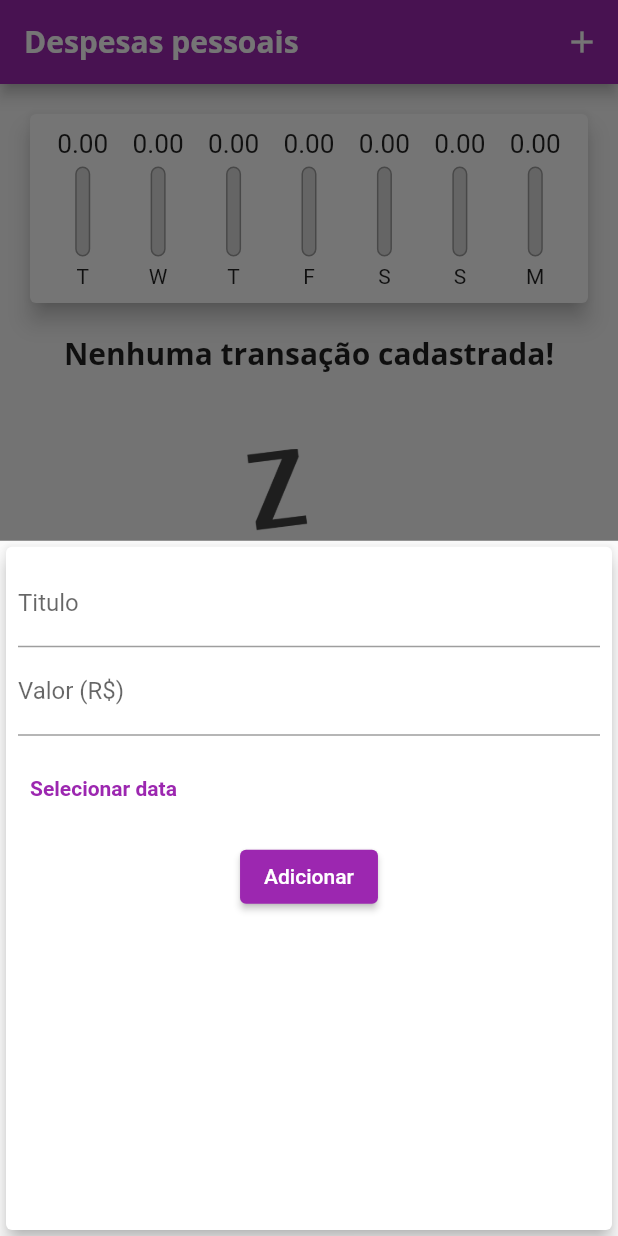
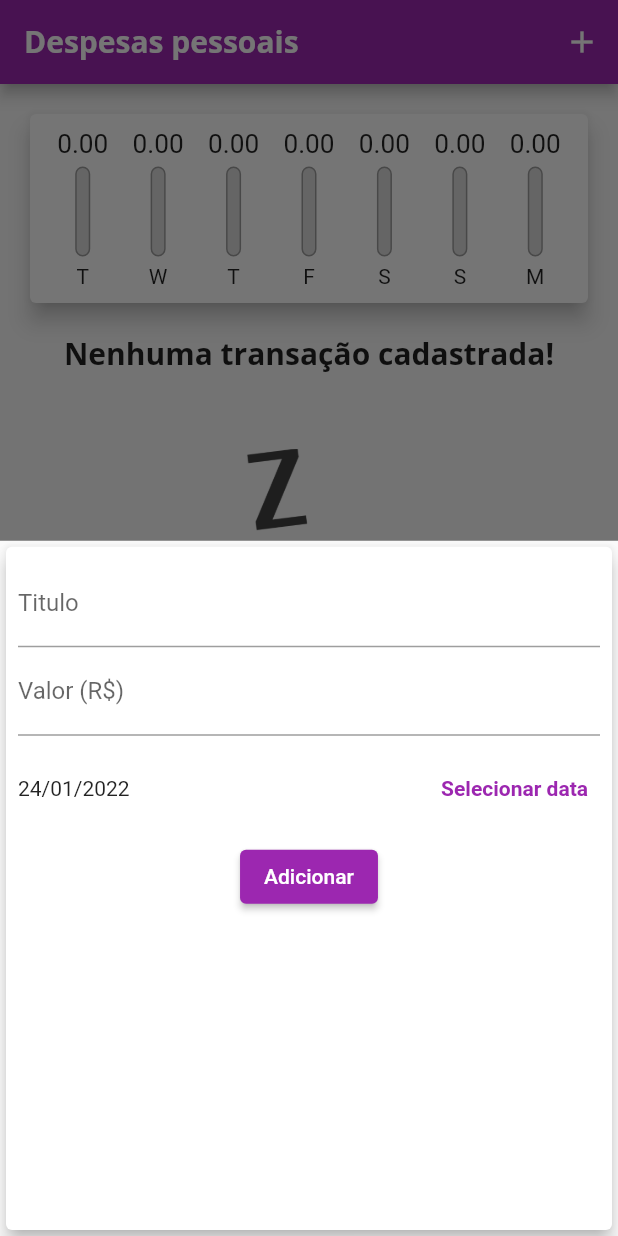
Before and after one commit to AdrielSantoss/Personal-Expenses-App, a Flutter app: the screen it shows after launch, after a tap on the "add" icon, on a phone screen of 412 x 824 dp. Run offline on Flutter 3.47's test engine with Material 2 defaults, Android fonts, the phone set to English and light mode, and no system bars.

Commit message:
Define DateTime.now() por padrão.

```diff
--- a/lib/components/transaction_form.dart
+++ b/lib/components/transaction_form.dart
@@ -3,7 +3,7 @@ import 'package:flutter/material.dart';
 import 'package:intl/intl.dart';
 
 class TransactionForm extends StatefulWidget {
-  final void Function(String, double) adicionarTransacion;
+  final void Function(String, double, DateTime) adicionarTransacion;
 
   const TransactionForm({Key? key, required this.adicionarTransacion}) : super(key: key);
 
@@ -14,7 +14,7 @@ class TransactionForm extends StatefulWidget {
 class _TransactionFormState extends State<TransactionForm> {
   final titleController = TextEditingController();
   final valueController = TextEditingController();
-  late DateTime _selectedDate;
+  DateTime _selectedDate = DateTime.now();
 
   _submitForm(){
     var title = titleController.text;
@@ -23,7 +23,7 @@ class _TransactionFormState extends State<TransactionForm> {
     if(title.isEmpty || value <= 0){
         return;
     }
-    widget.adicionarTransacion(title, value); //WIDGET
+    widget.adicionarTransacion(title, value, _selectedDate); //WIDGET
   }
 
   _showDatePicker() {
@@ -37,7 +37,7 @@ class _TransactionFormState extends State<TransactionForm> {
         return;
       }
       setState(() {
-        _selectedDate = _selectedDate;
+        _selectedDate = pickedDate;
       });
     }); // PROMISE! (future)
   }
@@ -68,10 +68,9 @@ class _TransactionFormState extends State<TransactionForm> {
             SizedBox(
               height: 70,
               child: Row(
+                mainAxisAlignment: MainAxisAlignment.spaceBetween,
                 children: [
-                  // _selectedDate ? // ajustar outra hora
-                  // const Text('Nenhuma data selecionada!') :
-                  // Text(DateFormat('dd/MM/y').format(_selectedDate)),
+                  Text(DateFormat('dd/MM/y').format(_selectedDate)),
                   TextButton(
                     child: const Text(
                       'Selecionar data',
```
Also changed, not shown: lib/main.dart (+4 -3 lines).
